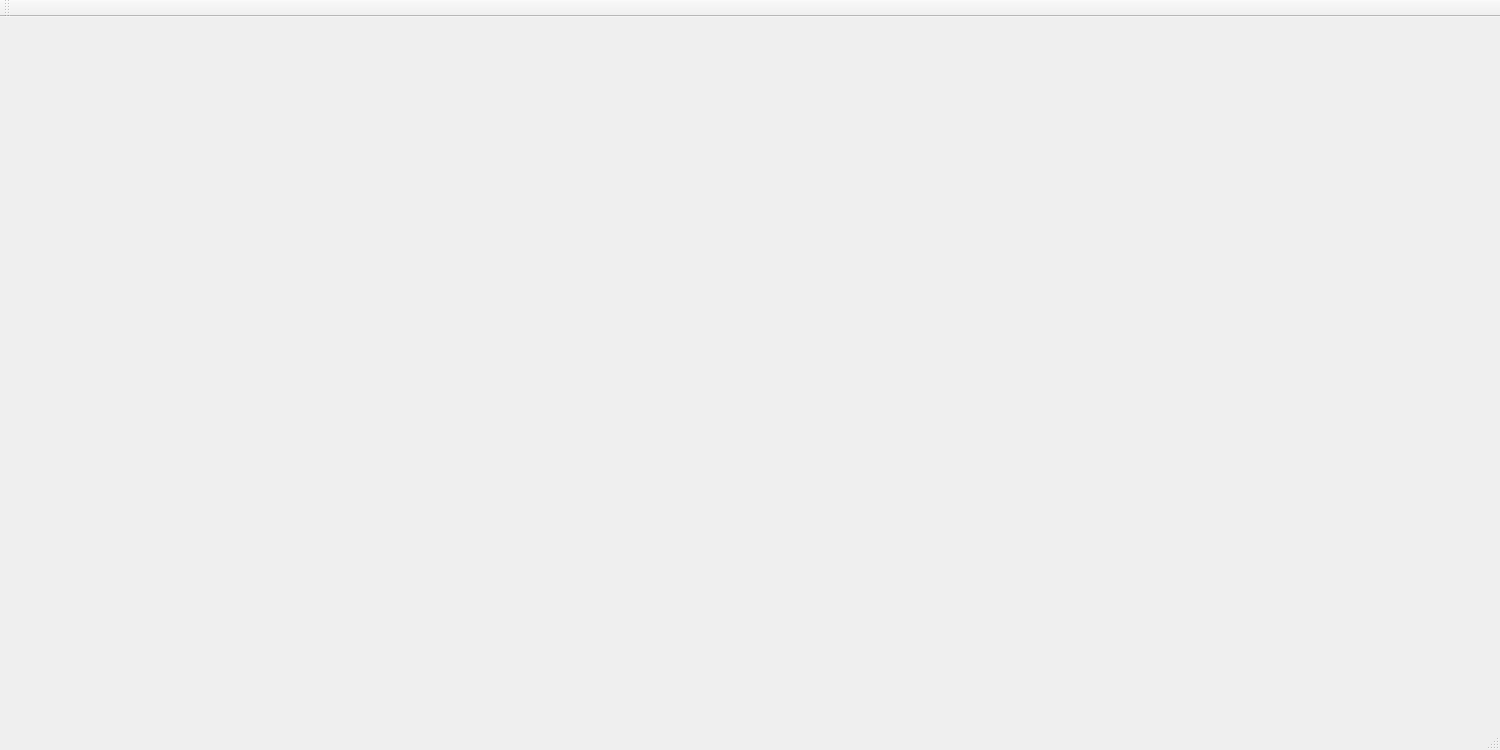
Old version of the form mainwindow.ui in the repository nefissaKhiari/Smart_Plolice_Station.
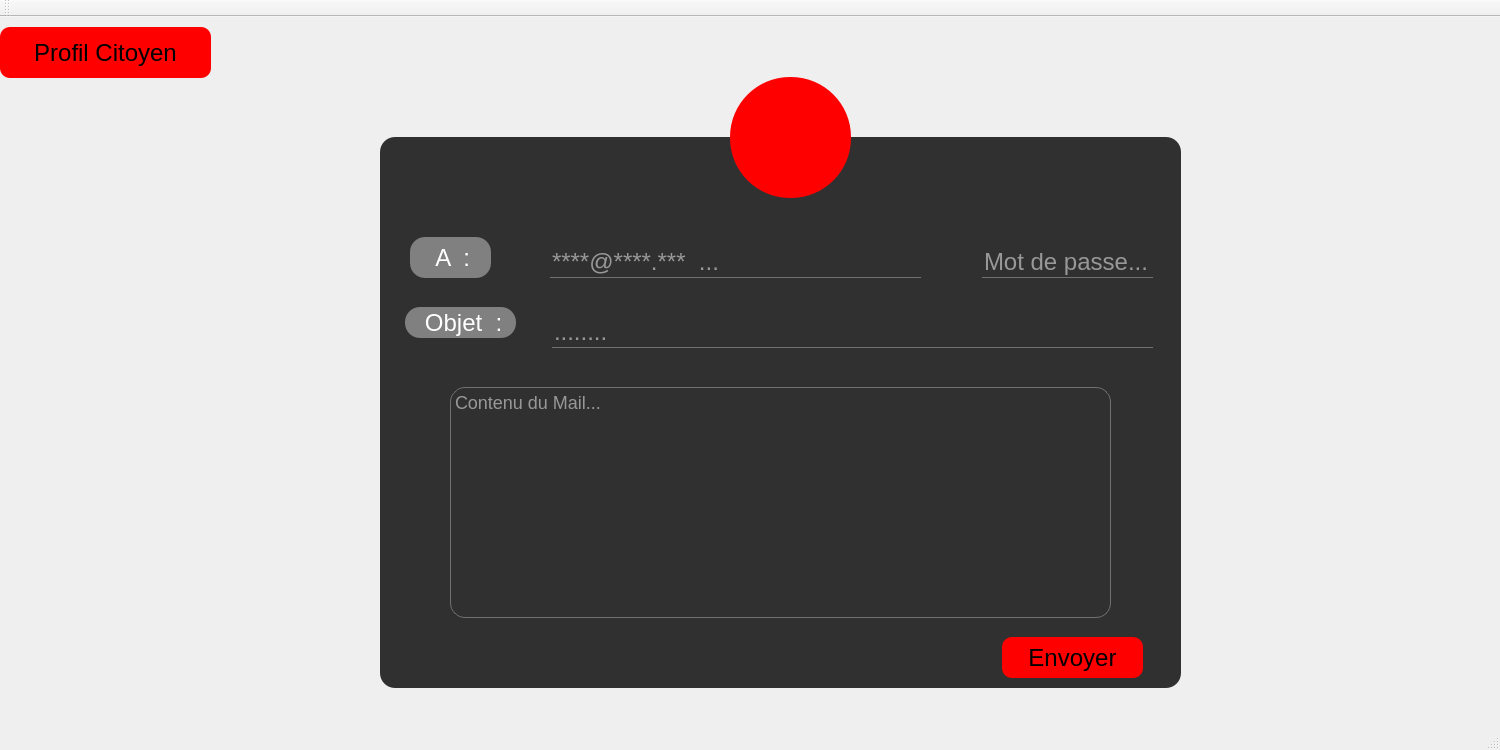
New version of the form. The open tabs and pages were chosen to show the change. Icons and pictures are not drawn.

```diff
--- a/mainwindow.ui
+++ b/mainwindow.ui
@@ -4915,6 +4915,165 @@
        </widget>
       </widget>
      </widget>
+     <widget class="QFrame" name="frame_22">
+      <property name="geometry">
+       <rect>
+        <x>380</x>
+        <y>120</y>
+        <width>801</width>
+        <height>551</height>
+       </rect>
+      </property>
+      <property name="frameShape">
+       <enum>QFrame::StyledPanel</enum>
+      </property>
+      <property name="frameShadow">
+       <enum>QFrame::Raised</enum>
+      </property>
+      <widget class="QLineEdit" name="lineEdit">
+       <property name="geometry">
+        <rect>
+         <x>170</x>
+         <y>110</y>
+         <width>371</width>
+         <height>31</height>
+        </rect>
+       </property>
+       <property name="placeholderText">
+        <string>****@****.***  ...</string>
+       </property>
+      </widget>
+      <widget class="QLineEdit" name="mdp">
+       <property name="geometry">
+        <rect>
+         <x>602</x>
+         <y>110</y>
+         <width>171</width>
+         <height>31</height>
+        </rect>
+       </property>
+       <property name="placeholderText">
+        <string>Mot de passe...</string>
+       </property>
+      </widget>
+      <widget class="QLabel" name="label">
+       <property name="geometry">
+        <rect>
+         <x>30</x>
+         <y>100</y>
+         <width>81</width>
+         <height>41</height>
+        </rect>
+       </property>
+       <property name="styleSheet">
+        <string notr="true">background:grey;</string>
+       </property>
+       <property name="text">
+        <string>    A  :</string>
+       </property>
+      </widget>
+      <widget class="QLineEdit" name="lineEdit_3">
+       <property name="geometry">
+        <rect>
+         <x>172</x>
+         <y>180</y>
+         <width>601</width>
+         <height>31</height>
+        </rect>
+       </property>
+       <property name="placeholderText">
+        <string>........</string>
+       </property>
+      </widget>
+      <widget class="QLabel" name="label_2">
+       <property name="geometry">
+        <rect>
+         <x>25</x>
+         <y>170</y>
+         <width>111</width>
+         <height>31</height>
+        </rect>
+       </property>
+       <property name="styleSheet">
+        <string notr="true">background:grey;</string>
+       </property>
+       <property name="text">
+        <string>   Objet  :</string>
+       </property>
+      </widget>
+      <widget class="QTextEdit" name="msg">
+       <property name="geometry">
+        <rect>
+         <x>70</x>
+         <y>250</y>
+         <width>661</width>
+         <height>231</height>
+        </rect>
+       </property>
+       <property name="placeholderText">
+        <string>Contenu du Mail...</string>
+       </property>
+      </widget>
+      <widget class="QPushButton" name="pushButton_2">
+       <property name="geometry">
+        <rect>
+         <x>622</x>
+         <y>500</y>
+         <width>141</width>
+         <height>41</height>
+        </rect>
+       </property>
+       <property name="text">
+        <string>Envoyer</string>
+       </property>
+      </widget>
+     </widget>
+     <widget class="QToolButton" name="toolButton_14">
+      <property name="geometry">
+       <rect>
+        <x>730</x>
+        <y>60</y>
+        <width>121</width>
+        <height>121</height>
+       </rect>
+      </property>
+      <property name="text">
+       <string/>
+      </property>
+      <property name="icon">
+       <iconset resource="ressources.qrc">
+        <normaloff>:/ressources/image/add-property.png</normaloff>:/ressources/image/add-property.png</iconset>
+      </property>
+      <property name="iconSize">
+       <size>
+        <width>64</width>
+        <height>64</height>
+       </size>
+      </property>
+     </widget>
+     <widget class="QPushButton" name="B_returnCitoyen_3">
+      <property name="geometry">
+       <rect>
+        <x>0</x>
+        <y>10</y>
+        <width>211</width>
+        <height>51</height>
+       </rect>
+      </property>
+      <property name="text">
+       <string>Profil Citoyen</string>
+      </property>
+      <property name="icon">
+       <iconset resource="ressources.qrc">
+        <normaloff>:/ressources/image/back-arrow.png</normaloff>:/ressources/image/back-arrow.png</iconset>
+      </property>
+      <property name="iconSize">
+       <size>
+        <width>20</width>
+        <height>20</height>
+       </size>
+      </property>
+     </widget>
     </widget>
     <widget class="QWidget" name="Ajouter_service">
      <widget class="QToolButton" name="toolButton_8">
```
Left out of the diff: 62 changed lines with no effect on the pictures.
